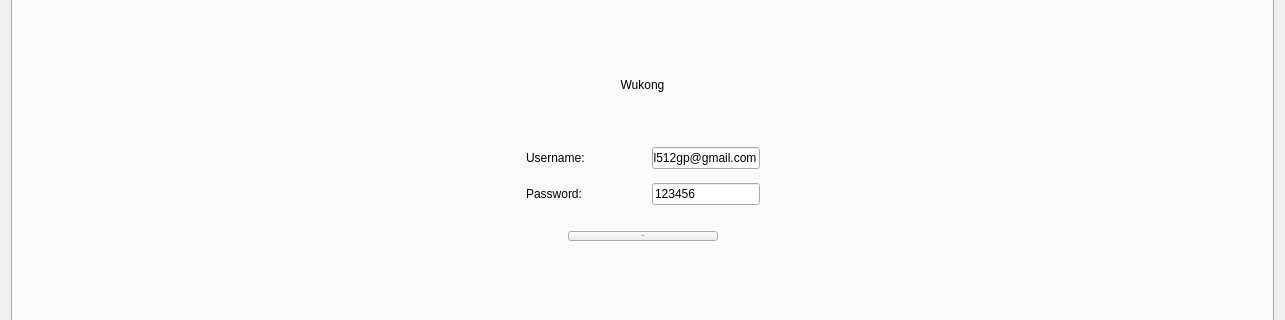
michaelfong2017/landmark-annotator-desktop, file DesktopApp/desktopapp.ui: the form before one commit; both pictures show x 0 to 1285 and y 335 to 655 of the 1285 by 920 pixel window.
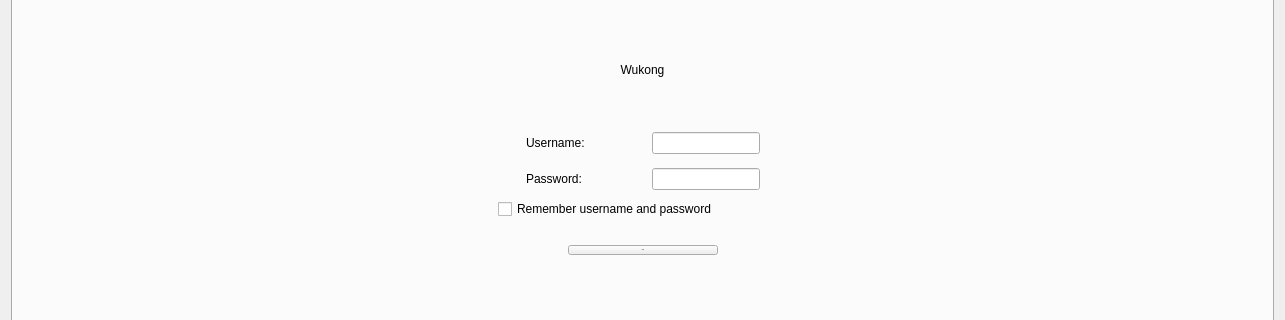
The form after the commit.

Commit message: - Remember username and password

```diff
--- a/DesktopApp/desktopapp.ui
+++ b/DesktopApp/desktopapp.ui
@@ -191,7 +191,7 @@
               </sizepolicy>
              </property>
              <property name="text">
-              <string>isl512gp@gmail.com</string>
+              <string/>
              </property>
             </widget>
            </item>
@@ -286,7 +286,7 @@
               </sizepolicy>
              </property>
              <property name="text">
-              <string>123456</string>
+              <string/>
              </property>
             </widget>
            </item>
@@ -309,6 +309,68 @@
        </item>
        <item>
         <spacer name="verticalSpacer_5">
+         <property name="orientation">
+          <enum>Qt::Vertical</enum>
+         </property>
+         <property name="sizeType">
+          <enum>QSizePolicy::Minimum</enum>
+         </property>
+         <property name="sizeHint" stdset="0">
+          <size>
+           <width>20</width>
+           <height>3</height>
+          </size>
+         </property>
+        </spacer>
+       </item>
+       <item>
+        <layout class="QHBoxLayout" name="horizontalLayout_11">
+         <item>
+          <spacer name="horizontalSpacer_7">
+           <property name="orientation">
+            <enum>Qt::Horizontal</enum>
+           </property>
+           <property name="sizeHint" stdset="0">
+            <size>
+             <width>40</width>
+             <height>20</height>
+            </size>
+           </property>
+          </spacer>
+         </item>
+         <item>
+          <widget class="QCheckBox" name="rememberCheckBox">
+           <property name="minimumSize">
+            <size>
+             <width>290</width>
+             <height>0</height>
+            </size>
+           </property>
+           <property name="styleSheet">
+            <string notr="true">font: 15px &quot;MS Shell Dlg 2&quot;;</string>
+           </property>
+           <property name="text">
+            <string>Remember username and password</string>
+           </property>
+          </widget>
+         </item>
+         <item>
+          <spacer name="horizontalSpacer_6">
+           <property name="orientation">
+            <enum>Qt::Horizontal</enum>
+           </property>
+           <property name="sizeHint" stdset="0">
+            <size>
+             <width>40</width>
+             <height>20</height>
+            </size>
+           </property>
+          </spacer>
+         </item>
+        </layout>
+       </item>
+       <item>
+        <spacer name="verticalSpacer_7">
          <property name="orientation">
           <enum>Qt::Vertical</enum>
          </property>
```
The commit also changes 2 other files.
